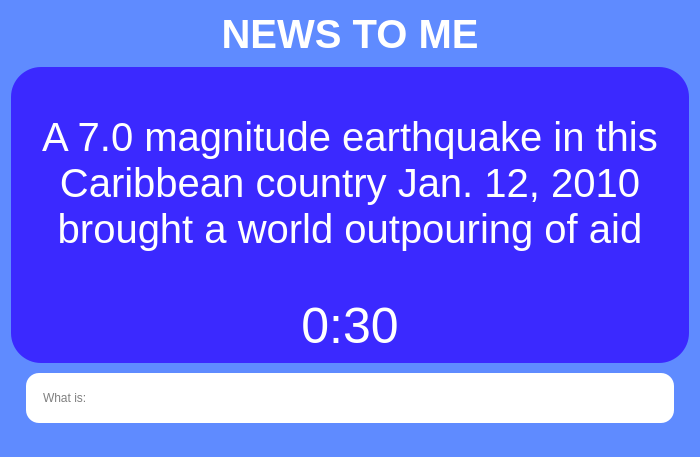
This is ui/question_prompt.ui in ZaidArshad/Multiplayer-Jeopardy as Qt 5 draws it before an edit. The edited form follows.
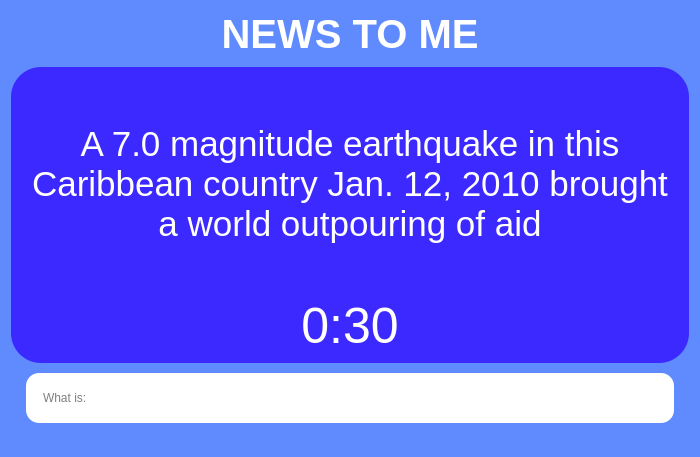
This is the edited form.

Commit message: Added answering question

Patch:
```diff
--- a/ui/question_prompt.ui
+++ b/ui/question_prompt.ui
@@ -22,6 +22,10 @@
   <property name="styleSheet">
    <string notr="true">QWidget {
 background: #5F8BFF
+}
+
+QLineEdit {
+	background-color: white;
 }</string>
   </property>
   <layout class="QVBoxLayout" name="verticalLayout_2">
@@ -98,7 +102,7 @@
         <property name="styleSheet">
          <string notr="true">QLabel {
 	font-family: 'CantoraOne';
-	font-size: 40px;
+	font-size: 35px;
 	text-align: center;
 	font-weight: 400;
 }</string>
```
Left out of the diff: 1 changed line with no effect on the pictures. The commit also changes 10 other files.
